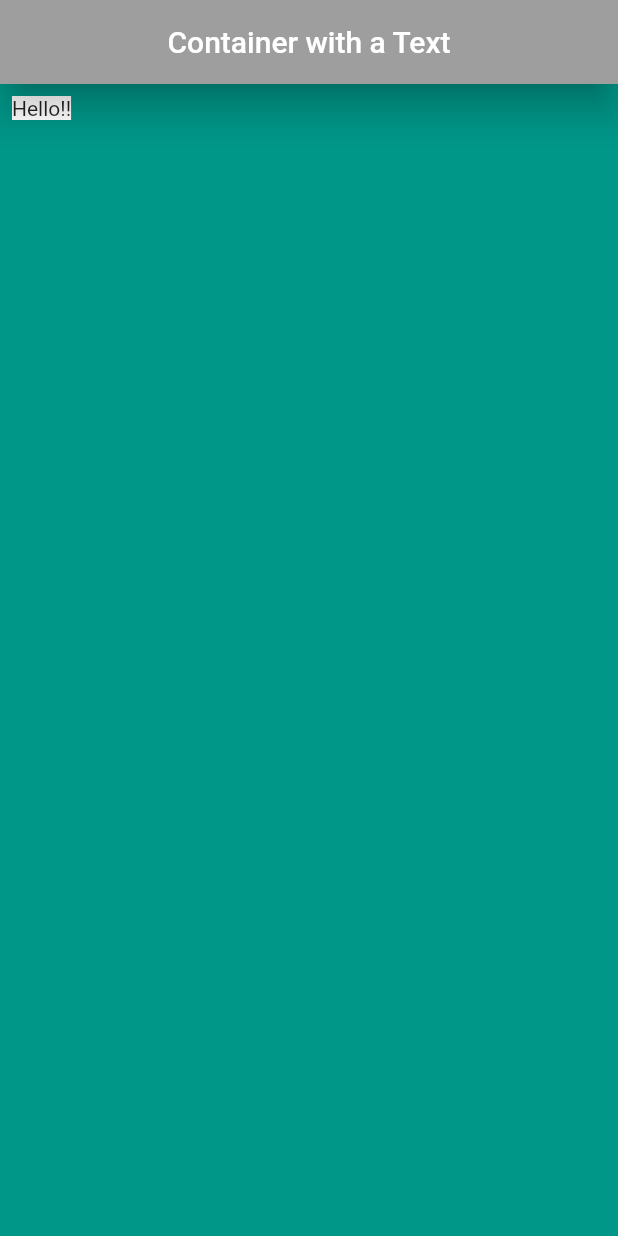
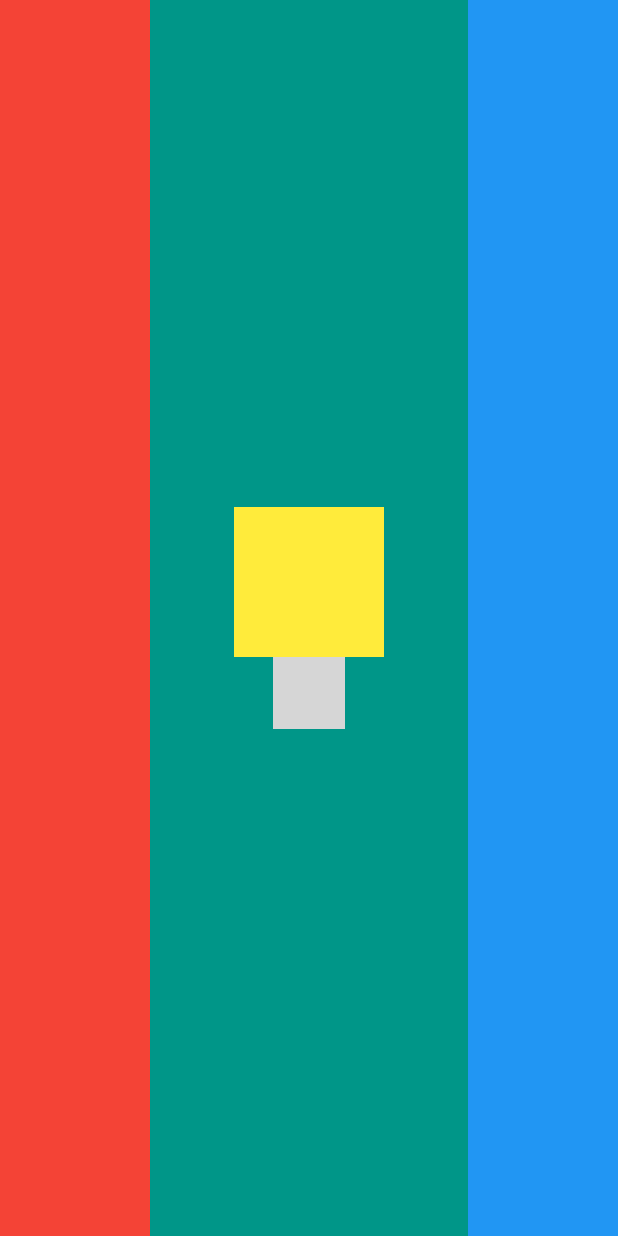
Before and after one commit to saivishnu725/mi_card, a Flutter app: the screen it shows after launch, on a phone screen of 412 x 824 dp. Run offline on Flutter 3.47's test engine with Material 2 defaults, Android fonts, the phone set to English and light mode, and no system bars; statements that could not run were skipped; grey boxes are pictures that could not be loaded.

Commit message:
Made lib/main.dart look like Layout-Challenge.png

```diff
--- a/lib/main.dart
+++ b/lib/main.dart
@@ -11,18 +11,44 @@ class MyApp extends StatelessWidget {
   @override
   Widget build(BuildContext context) {
     return Scaffold(
-      appBar: AppBar(
-        title: Text("Container with a Text"),
-        backgroundColor: Colors.grey,
-        elevation: 10.0,
-        centerTitle: true,
-      ),
+      // appBar: AppBar(
+      //   title: Text("Container with a Text"),
+      //   backgroundColor: Colors.grey,
+      //   elevation: 10.0,
+      //   centerTitle: true,
+      // ),
       backgroundColor: Colors.teal,
-      body: Padding(
-        padding: EdgeInsets.all(8.0),
-        child: Container(
-          color: Colors.white,
-          child: Text("Hello!!"),
+      body: SafeArea(
+        child: Row(
+          mainAxisAlignment: MainAxisAlignment.spaceBetween,
+          children: [
+            Container(
+              color: Colors.red,
+              width: 100.0,
+            ),
+            // SizedBox(),
+            Column(
+              mainAxisAlignment: MainAxisAlignment.center,
+              children: [
+                Container(
+                  color: Colors.yellow,
+                  width: 100.0,
+                  height: 100.0,
+                ),
+                Container(
+                  color: Colors.lime[300],gi
+                  width: 100.0,
+                  height: 100.0,
+
+                ),
+              ],
+            ),
+            // SizedBox(),
+            Container(
+              color: Colors.blue,
+              width: 100.0,
+            ),
+          ],
         ),
       ),
     );
```
Also changed, not shown: Layout-Challenge.png (added).
